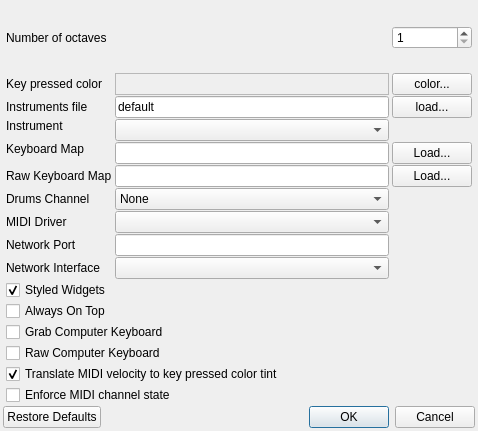
The window that trunk/desktop/src/preferences.ui (svn2github/vmpk) describes before a commit, drawn with Qt 5.
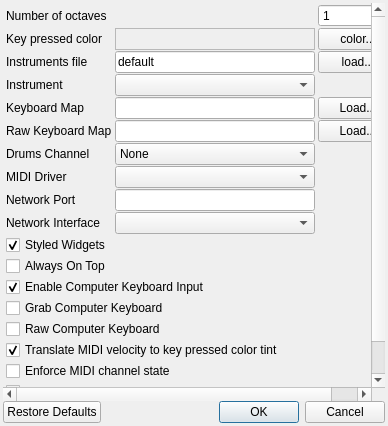
The same window after the commit. Icons and pictures are not drawn.

Commit message: * settings to independently enable/disable note input devices: keyboard, mouse, and touch screen. * windows build and packaging

```diff
--- a/trunk/desktop/src/preferences.ui
+++ b/trunk/desktop/src/preferences.ui
@@ -23,8 +23,8 @@
    <rect>
     <x>0</x>
     <y>0</y>
-    <width>478</width>
-    <height>431</height>
+    <width>388</width>
+    <height>426</height>
    </rect>
   </property>
   <property name="windowTitle">
@@ -41,6 +41,13 @@
    <property name="spacing">
     <number>0</number>
    </property>
+   <item row="3" column="0">
+    <widget class="QDialogButtonBox" name="buttonBox">
+     <property name="standardButtons">
+      <set>QDialogButtonBox::Cancel|QDialogButtonBox::Ok|QDialogButtonBox::RestoreDefaults</set>
+     </property>
+    </widget>
+   </item>
    <item row="0" column="0">
     <widget class="QScrollArea" name="scrollArea">
      <property name="frameShape">
@@ -54,10 +61,16 @@
        <rect>
         <x>0</x>
         <y>0</y>
-        <width>472</width>
-        <height>398</height>
+        <width>382</width>
+        <height>397</height>
        </rect>
       </property>
+      <property name="minimumSize">
+       <size>
+        <width>382</width>
+        <height>394</height>
+       </size>
+      </property>
       <layout class="QGridLayout" name="gridLayout">
        <property name="sizeConstraint">
         <enum>QLayout::SetMinimumSize</enum>
@@ -196,7 +209,7 @@
          </property>
         </widget>
        </item>
-       <item row="3" column="0">
+       <item row="3" column="0" rowspan="2">
         <widget class="QLabel" name="lblInstrument">
          <property name="sizePolicy">
           <sizepolicy hsizetype="Minimum" vsizetype="Preferred">
@@ -231,7 +244,7 @@
          </property>
         </widget>
        </item>
-       <item row="4" column="0" rowspan="2">
+       <item row="5" column="0">
         <widget class="QLabel" name="lblKmap">
          <property name="text">
           <string>Keyboard Map</string>
@@ -401,7 +414,7 @@
          </property>
         </widget>
        </item>
-       <item row="14" column="0" colspan="2">
+       <item row="15" column="0" colspan="2">
         <widget class="QCheckBox" name="chkRawKeyboard">
          <property name="whatsThis">
           <string>&lt;!DOCTYPE HTML PUBLIC &quot;-//W3C//DTD HTML 4.0//EN&quot; &quot;http://www.w3.org/TR/REC-html40/strict.dtd&quot;&gt;
@@ -418,7 +431,7 @@
          </property>
         </widget>
        </item>
-       <item row="15" column="0" colspan="2">
+       <item row="16" column="0" colspan="2">
         <widget class="QCheckBox" name="chkVelocityColor">
          <property name="text">
           <string>Translate MIDI velocity to key pressed color tint</string>
@@ -428,7 +441,7 @@
          </property>
         </widget>
        </item>
-       <item row="13" column="0" colspan="2">
+       <item row="14" column="0" colspan="2">
         <widget class="QCheckBox" name="chkGrabKb">
          <property name="whatsThis">
           <string>&lt;!DOCTYPE HTML PUBLIC &quot;-//W3C//DTD HTML 4.0//EN&quot; &quot;http://www.w3.org/TR/REC-html40/strict.dtd&quot;&gt;
@@ -468,24 +481,47 @@
        <item row="8" column="1">
         <widget class="QComboBox" name="cboMIDIDriver"/>
        </item>
-       <item row="16" column="0" colspan="2">
+       <item row="17" column="0" colspan="2">
         <widget class="QCheckBox" name="chkEnforceChannelState">
          <property name="text">
           <string>Enforce MIDI channel state</string>
          </property>
         </widget>
        </item>
+       <item row="20" column="0" colspan="2">
+        <widget class="QCheckBox" name="chkEnableTouch">
+         <property name="text">
+          <string>Enable Touch Screen Input</string>
+         </property>
+         <property name="checked">
+          <bool>true</bool>
+         </property>
+        </widget>
+       </item>
+       <item row="19" column="0" colspan="2">
+        <widget class="QCheckBox" name="chkEnableMouse">
+         <property name="text">
+          <string>Enable Mouse Input</string>
+         </property>
+         <property name="checked">
+          <bool>true</bool>
+         </property>
+        </widget>
+       </item>
+       <item row="13" column="0" colspan="2">
+        <widget class="QCheckBox" name="chkEnableKeyboard">
+         <property name="text">
+          <string>Enable Computer Keyboard Input</string>
+         </property>
+         <property name="checked">
+          <bool>true</bool>
+         </property>
+        </widget>
+       </item>
       </layout>
      </widget>
     </widget>
    </item>
-   <item row="1" column="0">
-    <widget class="QDialogButtonBox" name="buttonBox">
-     <property name="standardButtons">
-      <set>QDialogButtonBox::Cancel|QDialogButtonBox::Ok|QDialogButtonBox::RestoreDefaults</set>
-     </property>
-    </widget>
-   </item>
   </layout>
  </widget>
  <layoutdefault spacing="6" margin="11"/>
```
Left out of the diff: 57 changed lines with no effect on the pictures. The commit also changes 12 other files.
